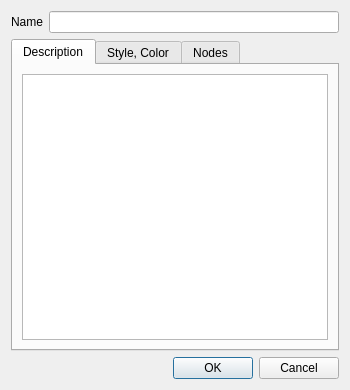
First picture: the form in src/plugins/render/annotate/EditPolylineDialog.ui, repository KDE/marble, before the edit.
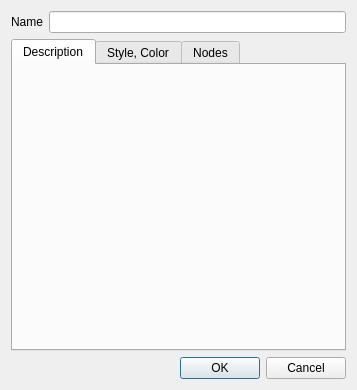
Second picture: the form after the edit. The open tabs and pages were chosen to show the change.

Commit message: Refactor code from EditPlacemarkDialog description to FormattedTextWidget. Replace EditPlacemarkDialog description editing. Implement FormattedTextWidget to EditPolygonDialog, EditPolylineDialog and EditGroundOverlayDialog.

Diff of the .ui file:
```diff
--- a/src/plugins/render/annotate/EditPolylineDialog.ui
+++ b/src/plugins/render/annotate/EditPolylineDialog.ui
@@ -6,7 +6,7 @@
    <rect>
     <x>0</x>
     <y>0</y>
-    <width>350</width>
+    <width>357</width>
     <height>390</height>
    </rect>
   </property>
@@ -44,11 +44,6 @@
       <attribute name="title">
        <string>Description</string>
       </attribute>
-      <layout class="QVBoxLayout" name="verticalLayout_2">
-       <item>
-        <widget class="QTextEdit" name="m_description"/>
-       </item>
-      </layout>
      </widget>
      <widget class="QWidget" name="m_styleTab">
       <attribute name="title">
```
Left out of the diff: 2 changed lines with no effect on the pictures. The commit also changes 12 other files.
